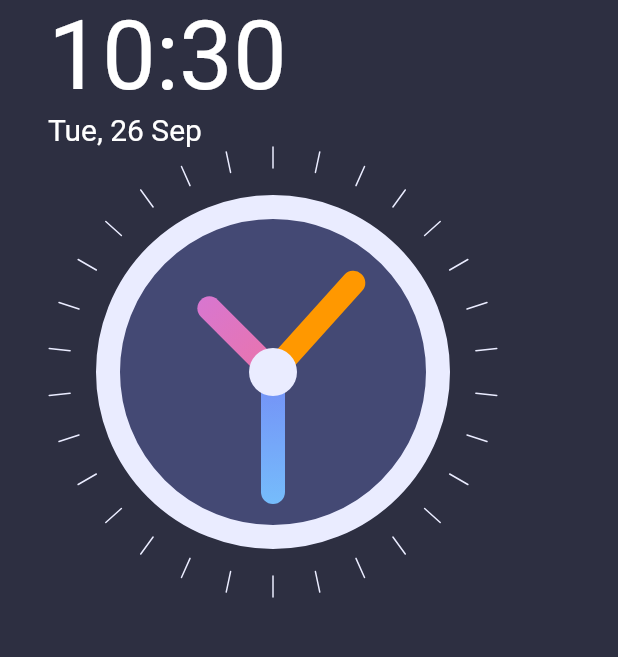
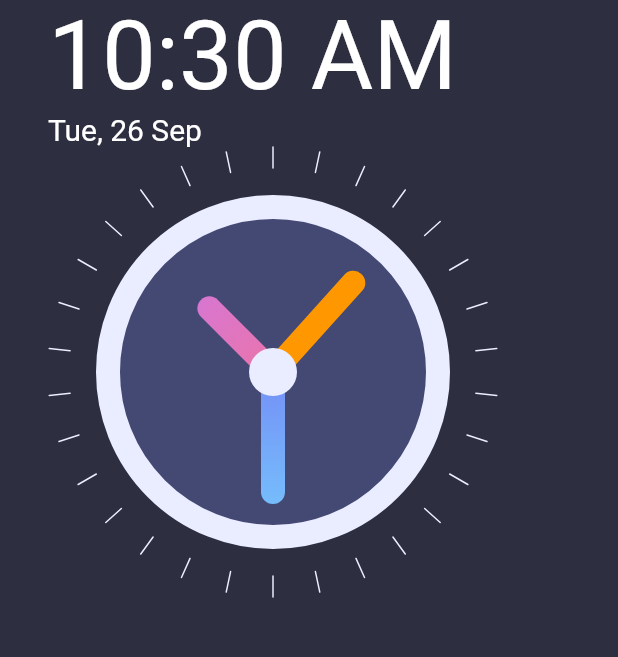
Before and after one commit to Adarsh-Liju/clock_app, a Flutter app: the screen it shows after launch, on a phone screen of 412 x 824 dp, the part 90-747 px from its top. Run offline on Flutter 3.47's test engine with Material 2 defaults, Android fonts, the phone set to English and light mode, and no system bars.

Commit message:
Made some optimizations

```diff
--- a/lib/clock_view.dart
+++ b/lib/clock_view.dart
@@ -10,7 +10,7 @@ class ClockView extends StatefulWidget {
 class _ClockViewState extends State<ClockView> {
   @override
   void initState() {
-    Timer.periodic(Duration(seconds: 1), (timer) {
+    Timer.periodic(const Duration(seconds: 1), (timer) {
       setState(() {});
     });
     super.initState();
@@ -18,7 +18,7 @@ class _ClockViewState extends State<ClockView> {
 
   @override
   Widget build(BuildContext context) {
-    return Container(
+    return SizedBox(
       width: 300,
       height: 300,
       child: Transform.rotate(
@@ -41,14 +41,14 @@ class ClockPainter extends CustomPainter {
     var center = Offset(centerX, centerY);
     var radius = min(centerX, centerY);
 
-    var fillBrush = Paint()..color = Color(0xFF444974);
+    var fillBrush = Paint()..color = const Color(0xFF444974);
 
     var outlineBrush = Paint()
-      ..color = Color(0xFFEAECFF)
+      ..color = const Color(0xFFEAECFF)
       ..style = PaintingStyle.stroke
       ..strokeWidth = 16;
 
-    var centerFillBrush = Paint()..color = Color(0xFFEAECFF);
+    var centerFillBrush = Paint()..color = const Color(0xFFEAECFF);
 
     var secHandBrush = Paint()
       ..color = Colors.orange
@@ -57,21 +57,21 @@ class ClockPainter extends CustomPainter {
       ..strokeWidth = 16;
 
     var minHandBrush = Paint()
-      ..shader = RadialGradient(colors: [Color(0XFF748EF6), Color(0XFF77DDFF)])
+      ..shader = const RadialGradient(colors: [Color(0XFF748EF6), Color(0XFF77DDFF)])
           .createShader(Rect.fromCircle(center: center, radius: radius))
       ..style = PaintingStyle.stroke
       ..strokeCap = StrokeCap.round
       ..strokeWidth = 16;
 
     var hourHandBrush = Paint()
-      ..shader = RadialGradient(colors: [Color(0XFFEA74AB), Color(0XFFC279FB)])
+      ..shader = const RadialGradient(colors: [Color(0XFFEA74AB), Color(0XFFC279FB)])
           .createShader(Rect.fromCircle(center: center, radius: radius))
       ..style = PaintingStyle.stroke
       ..strokeCap = StrokeCap.round
       ..strokeWidth = 16;
 
     var dashBrush = Paint()
-      ..color = Color(0xFFEAECFF)
+      ..color = const Color(0xFFEAECFF)
       ..style = PaintingStyle.stroke
       ..strokeCap = StrokeCap.round
       ..strokeWidth = 1;
--- a/lib/homepage.dart
+++ b/lib/homepage.dart
@@ -11,31 +11,31 @@ class _HomePageState extends State<HomePage> {
   @override
   Widget build(BuildContext context) {
     var now = DateTime.now();
-    var formattedTime = DateFormat('HH:mm').format(now);
+    var formattedTime = DateFormat('h:mm a').format(now);
     var formattedDate = DateFormat('EEE, d MMM').format(now);
 
     return Scaffold(
-      backgroundColor: Color(0XFF2D2F41),
+      backgroundColor: const Color(0XFF2D2F41),
       body: Center(
         child: Row(
           children: <Widget>[
             Container(
-              padding: EdgeInsets.all(32),
+              padding: const EdgeInsets.all(32),
               alignment: Alignment.center,
               child: Column(
                 crossAxisAlignment: CrossAxisAlignment.start,
                 children: <Widget>[
-                  Text(
+                  const Text(
                     'Clock',
                     style: TextStyle(color: Colors.white, fontSize: 24),
                   ),
                   Text(
                     formattedTime,
-                    style: TextStyle(color: Colors.white, fontSize: 64),
+                    style: const TextStyle(color: Colors.white, fontSize: 64),
                   ),
                   Text(
                     formattedDate,
-                    style: TextStyle(color: Colors.white, fontSize: 20),
+                    style: const TextStyle(color: Colors.white, fontSize: 20),
                   ),
                   ClockView(),
                 ],
```
Also changed, not shown: pubspec.lock.
